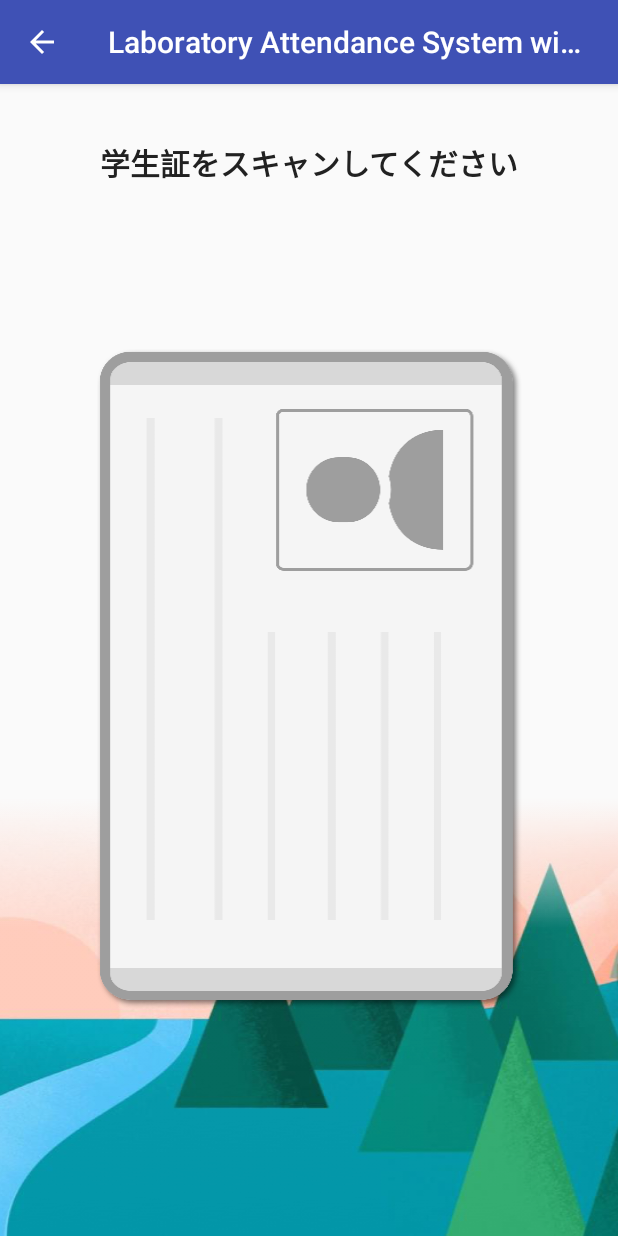
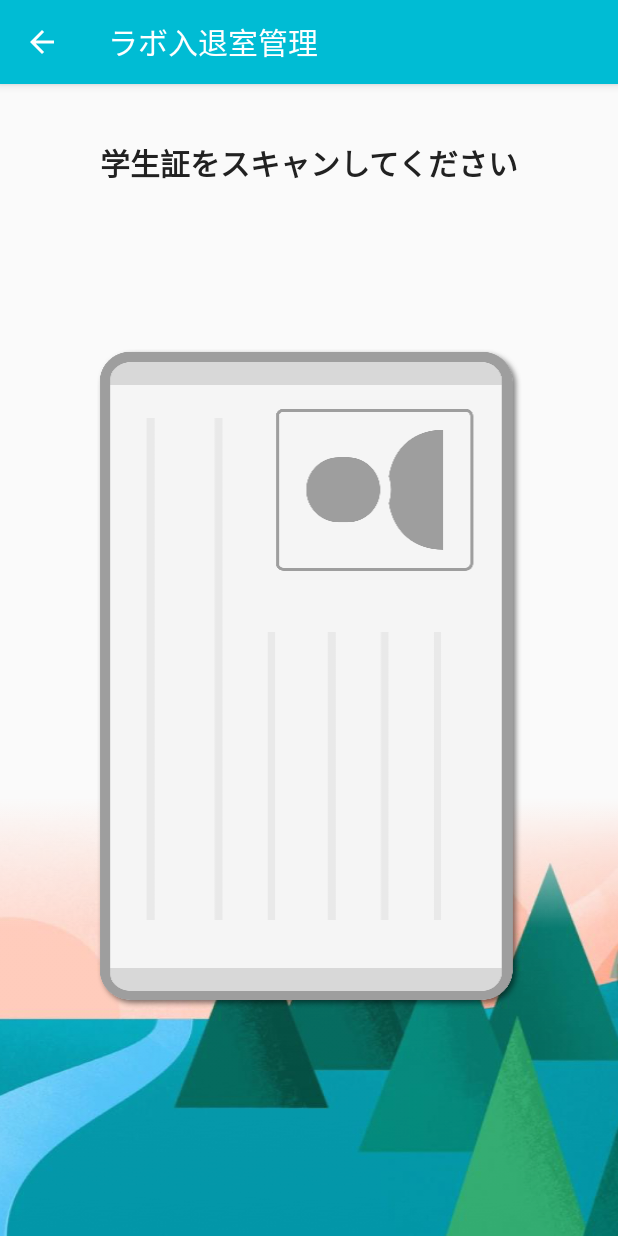
Before and after one commit to developercons/laboratory-attendance-system-with-identification-card, an Android app: the ScanStudentcardActivity screen opened directly, with no data from a screen before it, on a phone screen of 412 x 824 dp. Run offline under Robolectric (Android 15) with nearby library versions, the phone set to English and light mode, and no system bars; libraries missing offline, so code that uses them is left out: io.realm; 2 statements that could not run were skipped.

```diff
--- a/app/src/main/AndroidManifest.xml
+++ b/app/src/main/AndroidManifest.xml
@@ -28,7 +28,7 @@
             </intent-filter>
         </activity>
         <activity android:name=".ScanStudentcardActivity" />
-        <activity android:name=".RoomConfirmationActivity"></activity>
+        <activity android:name=".RoomConfirmationActivity" />
     </application>
 
 </manifest>
--- a/app/src/main/res/layout/activity_scan_studentcard.xml
+++ b/app/src/main/res/layout/activity_scan_studentcard.xml
@@ -1,5 +1,6 @@
 <?xml version="1.0" encoding="utf-8"?>
-<android.support.constraint.ConstraintLayout xmlns:android="http://schemas.android.com/apk/res/android"
+<android.support.constraint.ConstraintLayout
+    xmlns:android="http://schemas.android.com/apk/res/android"
     xmlns:app="http://schemas.android.com/apk/res-auto"
     xmlns:tools="http://schemas.android.com/tools"
     android:layout_width="match_parent"
--- a/app/src/main/res/values/colors.xml
+++ b/app/src/main/res/values/colors.xml
@@ -1,6 +1,6 @@
 <?xml version="1.0" encoding="utf-8"?>
 <resources>
-    <color name="colorPrimary">#3F51B5</color>
-    <color name="colorPrimaryDark">#303F9F</color>
-    <color name="colorAccent">#FF4081</color>
+    <color name="colorPrimary">#00BCD4</color>
+    <color name="colorPrimaryDark">#0098ac</color>
+    <color name="colorAccent">#FFFFFF</color>
 </resources>
--- a/app/src/main/res/values/strings.xml
+++ b/app/src/main/res/values/strings.xml
@@ -1,5 +1,5 @@
 <resources>
-    <string name="app_name">Laboratory Attendance System with Identification card</string>
+    <string name="app_name">ラボ入退室管理</string>
     <string name="enter">入室</string>
     <string name="exit">退室</string>
     <string name="register">登録</string>
--- a/app/src/main/res/values/styles.xml
+++ b/app/src/main/res/values/styles.xml
@@ -1,11 +1,24 @@
 <resources>
-
     <!-- Base application theme. -->
     <style name="AppTheme" parent="Base.Theme.AppCompat.Light.DarkActionBar">
         <!-- Customize your theme here. -->
         <item name="colorPrimary">@color/colorPrimary</item>
         <item name="colorPrimaryDark">@color/colorPrimaryDark</item>
         <item name="colorAccent">@color/colorAccent</item>
+        <item name="android:colorPrimary">@color/colorPrimary</item>
+        <item name="android:colorForeground">@color/colorAccent</item>
+        <item name="android:colorAccent">@color/colorAccent</item>
+        <item name="android:colorPrimaryDark">@color/colorPrimaryDark</item>
+        <item name="android:statusBarColor">@color/colorPrimaryDark</item>
+        <item name="android:actionBarTabTextStyle">@style/actionBarStyle</item>
+        <item name="android:actionBarStyle">@style/actionBarStyle</item>
+        <item name="android:actionBarTabStyle">@style/actionBarStyle</item>
     </style>
 
+    <style name="actionBarStyle">
+        <item name="android:gravity">center</item>
+        <item name="android:layout_gravity">center</item>
+    </style>
+
+
 </resources>
```
Also changed, not shown: app/src/main/java/com/geeksonthegate/laboratoryattendancesystemwithidentificationcard/ScanStudentcardActivity.kt (+11 -0 lines), 1 other file.
